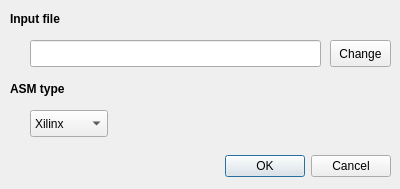
AbyssAbbeba/MDS-picoblaze-AVR-ide, file IDE/GUI/dialogs/translatordlg/translatordlg.ui: the form before one commit.
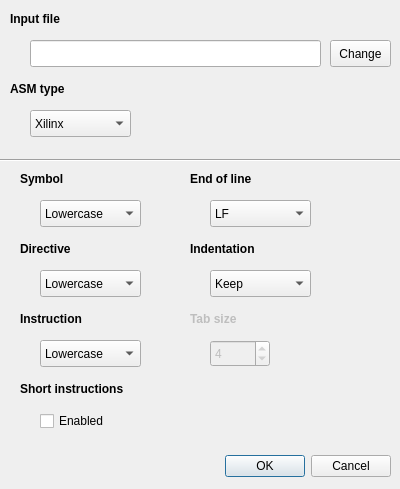
The form after the commit.

Commit message: +(GUI) asm translator gui

Patch:
```diff
--- a/IDE/GUI/dialogs/translatordlg/translatordlg.ui
+++ b/IDE/GUI/dialogs/translatordlg/translatordlg.ui
@@ -7,7 +7,7 @@
     <x>0</x>
     <y>0</y>
     <width>400</width>
-    <height>189</height>
+    <height>489</height>
    </rect>
   </property>
   <property name="windowTitle">
@@ -17,7 +17,7 @@
    <property name="geometry">
     <rect>
      <x>50</x>
-     <y>150</y>
+     <y>450</y>
      <width>341</width>
      <height>32</height>
     </rect>
@@ -34,7 +34,7 @@
     <rect>
      <x>30</x>
      <y>110</y>
-     <width>78</width>
+     <width>101</width>
      <height>27</height>
     </rect>
    </property>
@@ -115,6 +115,294 @@
     <string>Change</string>
    </property>
   </widget>
+  <widget class="QLabel" name="label_5">
+   <property name="geometry">
+    <rect>
+     <x>190</x>
+     <y>240</y>
+     <width>131</width>
+     <height>17</height>
+    </rect>
+   </property>
+   <property name="font">
+    <font>
+     <weight>75</weight>
+     <bold>true</bold>
+    </font>
+   </property>
+   <property name="text">
+    <string>Indentation</string>
+   </property>
+  </widget>
+  <widget class="QLabel" name="label_6">
+   <property name="geometry">
+    <rect>
+     <x>190</x>
+     <y>170</y>
+     <width>91</width>
+     <height>17</height>
+    </rect>
+   </property>
+   <property name="font">
+    <font>
+     <weight>75</weight>
+     <bold>true</bold>
+    </font>
+   </property>
+   <property name="text">
+    <string>End of line</string>
+   </property>
+  </widget>
+  <widget class="QComboBox" name="cmbCaseInst">
+   <property name="geometry">
+    <rect>
+     <x>40</x>
+     <y>340</y>
+     <width>101</width>
+     <height>27</height>
+    </rect>
+   </property>
+   <item>
+    <property name="text">
+     <string>Lowercase</string>
+    </property>
+   </item>
+   <item>
+    <property name="text">
+     <string>Uppercase</string>
+    </property>
+   </item>
+  </widget>
+  <widget class="QComboBox" name="cmbIndent">
+   <property name="geometry">
+    <rect>
+     <x>210</x>
+     <y>270</y>
+     <width>101</width>
+     <height>27</height>
+    </rect>
+   </property>
+   <item>
+    <property name="text">
+     <string>Keep</string>
+    </property>
+   </item>
+   <item>
+    <property name="text">
+     <string>Tabs</string>
+    </property>
+   </item>
+   <item>
+    <property name="text">
+     <string>Spaces</string>
+    </property>
+   </item>
+  </widget>
+  <widget class="QComboBox" name="cmbEOL">
+   <property name="geometry">
+    <rect>
+     <x>210</x>
+     <y>200</y>
+     <width>101</width>
+     <height>27</height>
+    </rect>
+   </property>
+   <item>
+    <property name="text">
+     <string>LF</string>
+    </property>
+   </item>
+   <item>
+    <property name="text">
+     <string>CR</string>
+    </property>
+   </item>
+   <item>
+    <property name="text">
+     <string>CRLF</string>
+    </property>
+   </item>
+  </widget>
+  <widget class="Line" name="line">
+   <property name="geometry">
+    <rect>
+     <x>-10</x>
+     <y>150</y>
+     <width>411</width>
+     <height>20</height>
+    </rect>
+   </property>
+   <property name="orientation">
+    <enum>Qt::Horizontal</enum>
+   </property>
+  </widget>
+  <widget class="QLabel" name="label_7">
+   <property name="geometry">
+    <rect>
+     <x>20</x>
+     <y>380</y>
+     <width>141</width>
+     <height>17</height>
+    </rect>
+   </property>
+   <property name="font">
+    <font>
+     <weight>75</weight>
+     <bold>true</bold>
+    </font>
+   </property>
+   <property name="text">
+    <string>Short instructions</string>
+   </property>
+  </widget>
+  <widget class="QLabel" name="lblTabs">
+   <property name="enabled">
+    <bool>false</bool>
+   </property>
+   <property name="geometry">
+    <rect>
+     <x>190</x>
+     <y>310</y>
+     <width>66</width>
+     <height>17</height>
+    </rect>
+   </property>
+   <property name="font">
+    <font>
+     <weight>75</weight>
+     <bold>true</bold>
+    </font>
+   </property>
+   <property name="text">
+    <string>Tab size</string>
+   </property>
+  </widget>
+  <widget class="QSpinBox" name="spinTabs">
+   <property name="enabled">
+    <bool>false</bool>
+   </property>
+   <property name="geometry">
+    <rect>
+     <x>210</x>
+     <y>340</y>
+     <width>60</width>
+     <height>27</height>
+    </rect>
+   </property>
+   <property name="value">
+    <number>4</number>
+   </property>
+  </widget>
+  <widget class="QCheckBox" name="chckShortInst">
+   <property name="geometry">
+    <rect>
+     <x>40</x>
+     <y>410</y>
+     <width>97</width>
+     <height>22</height>
+    </rect>
+   </property>
+   <property name="text">
+    <string>Enabled</string>
+   </property>
+  </widget>
+  <widget class="QComboBox" name="cmbCaseDir">
+   <property name="geometry">
+    <rect>
+     <x>40</x>
+     <y>270</y>
+     <width>101</width>
+     <height>27</height>
+    </rect>
+   </property>
+   <item>
+    <property name="text">
+     <string>Lowercase</string>
+    </property>
+   </item>
+   <item>
+    <property name="text">
+     <string>Uppercase</string>
+    </property>
+   </item>
+  </widget>
+  <widget class="QComboBox" name="cmbCaseSymbol">
+   <property name="geometry">
+    <rect>
+     <x>40</x>
+     <y>200</y>
+     <width>101</width>
+     <height>27</height>
+    </rect>
+   </property>
+   <item>
+    <property name="text">
+     <string>Lowercase</string>
+    </property>
+   </item>
+   <item>
+    <property name="text">
+     <string>Uppercase</string>
+    </property>
+   </item>
+  </widget>
+  <widget class="QLabel" name="label_3">
+   <property name="geometry">
+    <rect>
+     <x>20</x>
+     <y>170</y>
+     <width>91</width>
+     <height>17</height>
+    </rect>
+   </property>
+   <property name="font">
+    <font>
+     <weight>75</weight>
+     <bold>true</bold>
+    </font>
+   </property>
+   <property name="text">
+    <string>Symbol</string>
+   </property>
+  </widget>
+  <widget class="QLabel" name="label_8">
+   <property name="geometry">
+    <rect>
+     <x>20</x>
+     <y>240</y>
+     <width>66</width>
+     <height>17</height>
+    </rect>
+   </property>
+   <property name="font">
+    <font>
+     <weight>75</weight>
+     <bold>true</bold>
+    </font>
+   </property>
+   <property name="text">
+    <string>Directive</string>
+   </property>
+  </widget>
+  <widget class="QLabel" name="label_9">
+   <property name="geometry">
+    <rect>
+     <x>20</x>
+     <y>310</y>
+     <width>81</width>
+     <height>17</height>
+    </rect>
+   </property>
+   <property name="font">
+    <font>
+     <weight>75</weight>
+     <bold>true</bold>
+    </font>
+   </property>
+   <property name="text">
+    <string>Instruction</string>
+   </property>
+  </widget>
  </widget>
  <resources/>
  <connections>
```
The commit also changes 7 other files.
